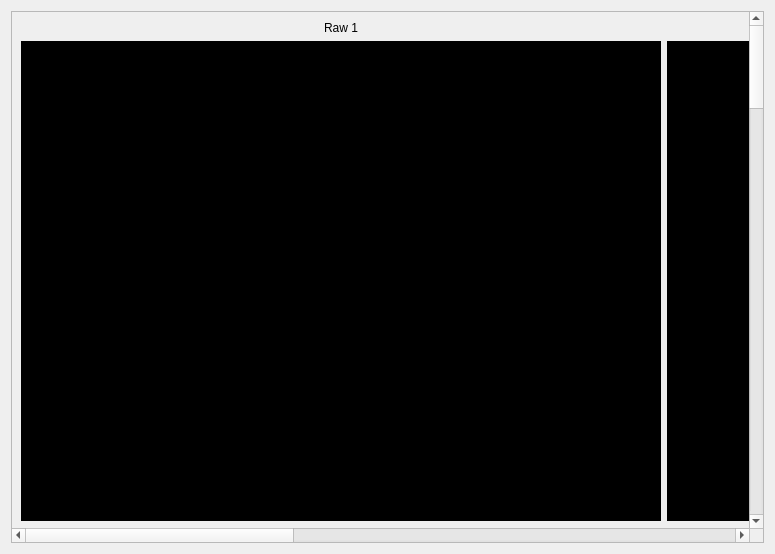
Above: lulusjuni/cameraviewdialog.ui from hammashamzah/tugasakhir before the change. Below: the same form after it.
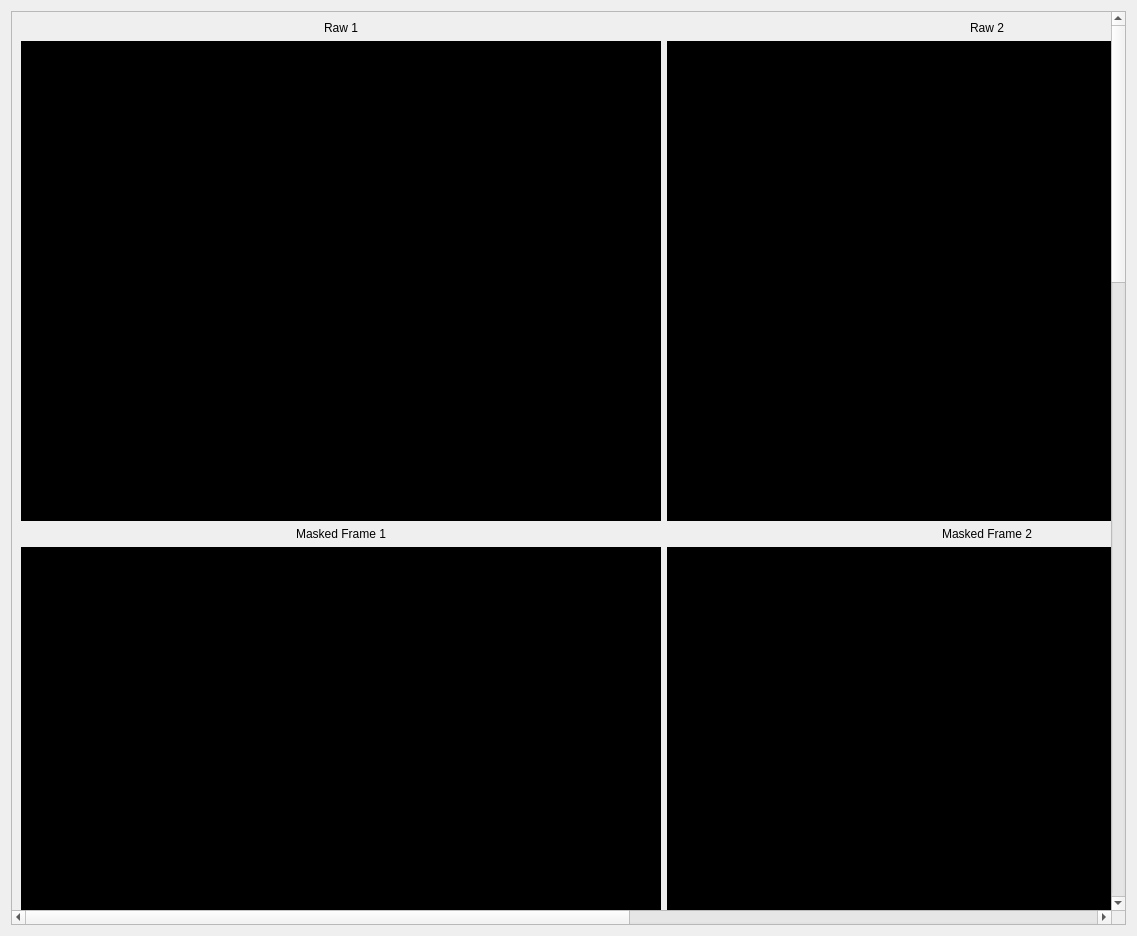
That is the form after the change.

The edit to the form file:
```diff
--- a/lulusjuni/cameraviewdialog.ui
+++ b/lulusjuni/cameraviewdialog.ui
@@ -6,8 +6,8 @@
    <rect>
     <x>0</x>
     <y>0</y>
-    <width>775</width>
-    <height>554</height>
+    <width>1137</width>
+    <height>936</height>
    </rect>
   </property>
   <property name="windowTitle">
@@ -22,8 +22,8 @@
      <widget class="QWidget" name="scrollAreaWidgetContents">
       <property name="geometry">
        <rect>
-        <x>-1186</x>
-        <y>-187</y>
+        <x>0</x>
+        <y>-1092</y>
         <width>1962</width>
         <height>3102</height>
        </rect>
```
Left out of the diff: 48 changed lines with no effect on the pictures.
